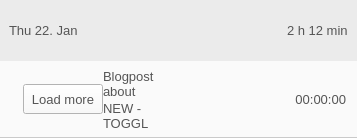
toggl-open-source/toggldesktop, file src/ui/linux/TogglDesktop/timeentrycellwidget.ui: the form before one commit.
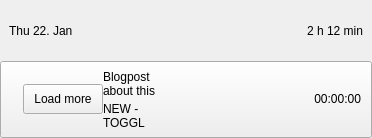
The form after the commit. Icons and pictures are not drawn. Custom widgets are drawn as their Qt base class.

Commit message:
Cleanup + make the time entry widgets selectable (linux)
Move all the stylesheets to .cpp

Make the dataFrame a button so it's selectable and has a focus frame

Clean up the implementation overall

```diff
--- a/src/ui/linux/TogglDesktop/timeentrycellwidget.ui
+++ b/src/ui/linux/TogglDesktop/timeentrycellwidget.ui
@@ -6,7 +6,7 @@
    <rect>
     <x>0</x>
     <y>0</y>
-    <width>300</width>
+    <width>372</width>
     <height>138</height>
    </rect>
   </property>
@@ -26,7 +26,7 @@
    <string>Form</string>
   </property>
   <property name="styleSheet">
-   <string notr="true">color:rgb(85, 85, 85);font-size:13px;</string>
+   <string notr="true"/>
   </property>
   <layout class="QVBoxLayout" name="verticalLayout_2">
    <property name="spacing">
@@ -45,18 +45,9 @@
     <number>0</number>
    </property>
    <item>
-    <widget class="QFrame" name="headerFrame">
+    <widget class="QWidget" name="headerFrame" native="true">
      <property name="styleSheet">
-      <string notr="true">background-color: rgb(235, 235, 235);</string>
-     </property>
-     <property name="frameShape">
-      <enum>QFrame::NoFrame</enum>
-     </property>
-     <property name="frameShadow">
-      <enum>QFrame::Raised</enum>
-     </property>
-     <property name="lineWidth">
-      <number>0</number>
+      <string notr="true"/>
      </property>
      <layout class="QHBoxLayout" name="horizontalLayout">
       <item>
@@ -93,7 +84,7 @@
     </widget>
    </item>
    <item>
-    <widget class="QFrame" name="dataFrame">
+    <widget class="QPushButton" name="dataFrame">
      <property name="minimumSize">
       <size>
        <width>0</width>
@@ -107,13 +98,10 @@
       </size>
      </property>
      <property name="styleSheet">
-      <string notr="true">background-color: rgb(250, 250, 250);border-bottom:1px solid #cacaca;</string>
+      <string notr="true"/>
      </property>
-     <property name="frameShape">
-      <enum>QFrame::Box</enum>
-     </property>
-     <property name="lineWidth">
-      <number>0</number>
+     <property name="flat">
+      <bool>false</bool>
      </property>
      <layout class="QHBoxLayout" name="horizontalLayout_2">
       <property name="spacing">
@@ -205,13 +193,7 @@
          </size>
         </property>
         <property name="styleSheet">
-         <string notr="true">border:none;background-color:transparent;</string>
-        </property>
-        <property name="frameShape">
-         <enum>QFrame::NoFrame</enum>
-        </property>
-        <property name="lineWidth">
-         <number>2</number>
+         <string notr="true"/>
         </property>
         <layout class="QVBoxLayout" name="verticalLayout">
          <property name="sizeConstraint">
@@ -223,7 +205,7 @@
          <item>
           <widget class="ClickableLabel" name="description">
            <property name="styleSheet">
-            <string notr="true">border:none;</string>
+            <string notr="true"/>
            </property>
            <property name="text">
             <string>Blogpost about this</string>
@@ -236,7 +218,7 @@
          <item>
           <widget class="ClickableLabel" name="project">
            <property name="styleSheet">
-            <string notr="true">border:none;</string>
+            <string notr="true"/>
            </property>
            <property name="text">
             <string>NEW - TOGGL</string>
@@ -264,13 +246,7 @@
          </size>
         </property>
         <property name="styleSheet">
-         <string notr="true">border:none;</string>
-        </property>
-        <property name="frameShape">
-         <enum>QFrame::NoFrame</enum>
-        </property>
-        <property name="frameShadow">
-         <enum>QFrame::Raised</enum>
+         <string notr="true"/>
         </property>
         <layout class="QHBoxLayout" name="horizontalLayout_4">
          <property name="spacing">
@@ -309,7 +285,7 @@
             </size>
            </property>
            <property name="styleSheet">
-            <string notr="true">border:none; background: url(:/images/group_icon_closed.svg) no-repeat;</string>
+            <string notr="true"/>
            </property>
            <property name="text">
             <string/>
@@ -320,6 +296,12 @@
              <height>32</height>
             </size>
            </property>
+           <property name="checkable">
+            <bool>true</bool>
+           </property>
+           <property name="flat">
+            <bool>true</bool>
+           </property>
           </widget>
          </item>
         </layout>
@@ -340,13 +322,7 @@
          </size>
         </property>
         <property name="styleSheet">
-         <string notr="true">border:none</string>
-        </property>
-        <property name="frameShape">
-         <enum>QFrame::StyledPanel</enum>
-        </property>
-        <property name="frameShadow">
-         <enum>QFrame::Raised</enum>
+         <string notr="true"/>
         </property>
         <layout class="QHBoxLayout" name="horizontalLayout_3">
          <property name="spacing">
@@ -376,7 +352,7 @@
             </size>
            </property>
            <property name="styleSheet">
-            <string notr="true">border:none;</string>
+            <string notr="true"/>
            </property>
            <property name="text">
             <string/>
@@ -401,7 +377,7 @@
             </size>
            </property>
            <property name="styleSheet">
-            <string notr="true">border:none;</string>
+            <string notr="true"/>
            </property>
            <property name="text">
             <string/>
@@ -426,7 +402,7 @@
             </size>
            </property>
            <property name="styleSheet">
-            <string notr="true">border:none;outline:none;</string>
+            <string notr="true"/>
            </property>
            <property name="text">
             <string/>
@@ -441,6 +417,9 @@
              <height>32</height>
             </size>
            </property>
+           <property name="flat">
+            <bool>true</bool>
+           </property>
           </widget>
          </item>
          <item>
@@ -458,7 +437,7 @@
             </size>
            </property>
            <property name="styleSheet">
-            <string notr="true">border:none;margin:0;</string>
+            <string notr="true"/>
            </property>
            <property name="text">
             <string>00:00:00</string>
```
Left out of the diff: 18 changed lines with no effect on the pictures. The commit also changes 2 other files.
